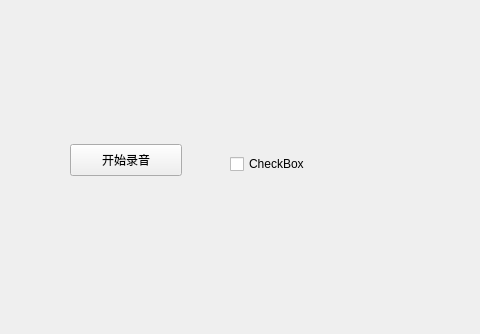
Before: the Qt Designer form 27_record_video/mainwindow.ui in yanyi0/ffmpeg, drawn with Qt 5; both pictures show x 0 to 480 and y 266 to 600 of the 800 by 600 pixel window.
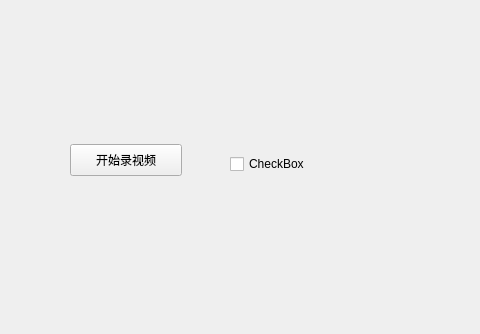
After: the same form once the commit is applied.

Commit message: 视频录制

```diff
--- a/27_record_video/mainwindow.ui
+++ b/27_record_video/mainwindow.ui
@@ -24,7 +24,7 @@
      </rect>
     </property>
     <property name="text">
-     <string>开始录音</string>
+     <string>开始录视频</string>
     </property>
    </widget>
    <widget class="QCheckBox" name="checkBox">
```
The commit also changes 7 other files.
